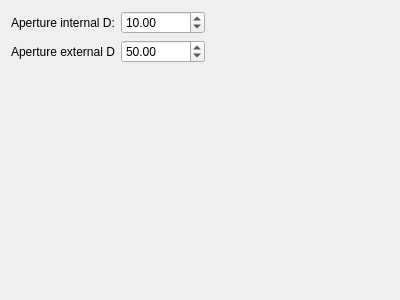
First picture: the form in freecad/pyoptools/GUI/Aperture.ui, repository cihologramas/freecad-pyoptools, before the edit.
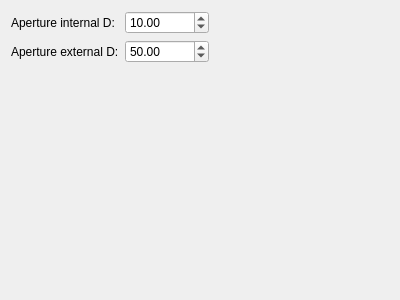
Second picture: the form after the edit.

What changed in the file:
```diff
--- a/freecad/pyoptools/GUI/Aperture.ui
+++ b/freecad/pyoptools/GUI/Aperture.ui
@@ -45,7 +45,7 @@
      <item row="1" column="0">
       <widget class="QLabel" name="label">
        <property name="text">
-        <string>Aperture external D</string>
+        <string>Aperture external D:</string>
        </property>
       </widget>
      </item>
```
